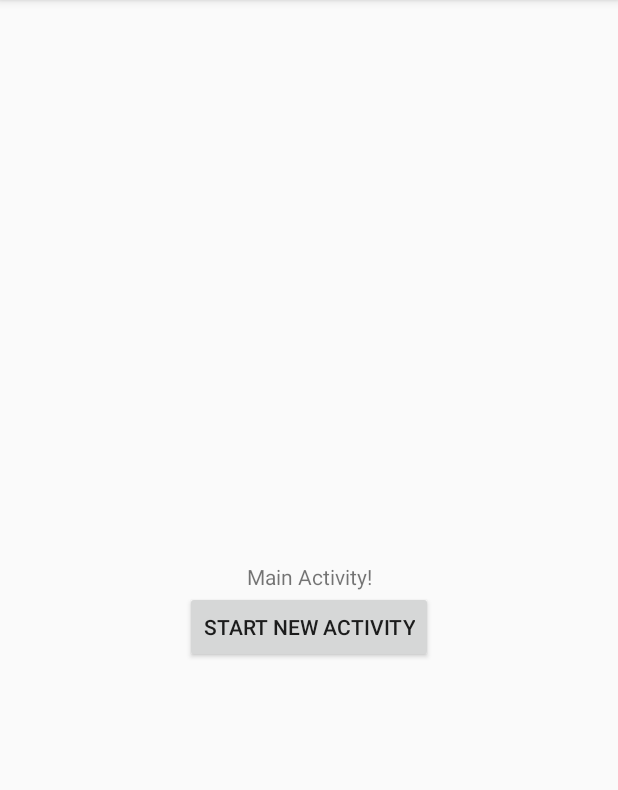
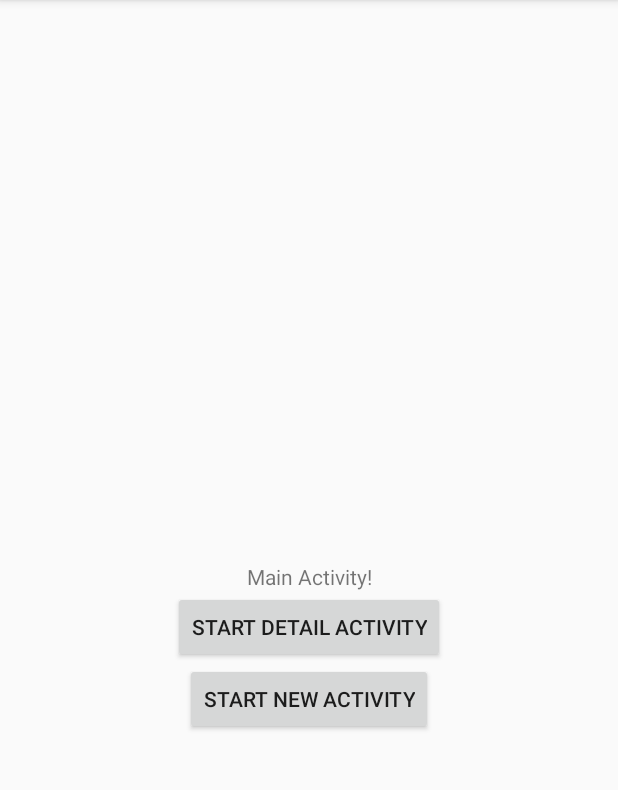
Before and after one commit to ShaishavGandhi/navigator, an Android app: the screen it shows after launch (MainActivity), on a phone screen of 412 x 824 dp, the part 84-874 px from its top. Run offline under Robolectric (Android 15) with nearby library versions, the phone set to English and light mode, and no system bars.

Commit message:
Bind elements to their respective variables
Signed-off-by: shaishavgandhi05 <shaishgandhi@gmail.com>

```diff
--- a/app/build.gradle
+++ b/app/build.gradle
@@ -27,6 +27,7 @@ dependencies {
     implementation "org.jetbrains.kotlin:kotlin-stdlib-jre7:$kotlin_version"
     implementation 'com.android.support:appcompat-v7:27.1.1'
     implementation 'com.android.support.constraint:constraint-layout:1.1.0'
+    implementation 'com.android.support:design:27.1.1'
     testImplementation 'junit:junit:4.12'
     androidTestImplementation 'com.android.support.test:runner:1.0.2'
     androidTestImplementation 'com.android.support.test.espresso:espresso-core:3.0.2'
--- a/app/src/main/AndroidManifest.xml
+++ b/app/src/main/AndroidManifest.xml
@@ -16,7 +16,8 @@
                 <category android:name="android.intent.category.LAUNCHER" />
             </intent-filter>
         </activity>
-        <activity android:name=".DetailActivity"></activity>
+        <activity android:name=".DetailActivity" />
+        <activity android:name=".DetailActivity2"></activity>
     </application>
 
 </manifest>
--- a/app/src/main/java/com/shaishavgandhi/navigator/DetailActivity.kt
+++ b/app/src/main/java/com/shaishavgandhi/navigator/DetailActivity.kt
@@ -7,13 +7,13 @@ import android.widget.TextView
 
 class DetailActivity : AppCompatActivity() {
 
-    @Extra var whatever: Long? = null
+    @Extra protected var whatever: Long? = null
 
     override fun onCreate(savedInstanceState: Bundle?) {
         super.onCreate(savedInstanceState)
         setContentView(R.layout.activity_detail)
 
-        whatever = intent.extras.getLong("whatever")
+        Navigator.bind(this)
         findViewById<TextView>(R.id.whatever).text = "$whatever"
     }
 }
--- a/app/src/main/java/com/shaishavgandhi/navigator/MainActivity.kt
+++ b/app/src/main/java/com/shaishavgandhi/navigator/MainActivity.kt
@@ -15,7 +15,11 @@ class MainActivity : AppCompatActivity() {
         setContentView(R.layout.activity_main)
 
         findViewById<View>(R.id.button).setOnClickListener {
-            Navigator.startDetailActivity(this, 0L)
+            Navigator.startDetailActivity(this, 10L)
+        }
+
+        findViewById<View>(R.id.button2).setOnClickListener {
+            Navigator.startDetailActivity2(this, "Hello there!")
         }
 
     }
--- a/app/src/main/res/layout/activity_main.xml
+++ b/app/src/main/res/layout/activity_main.xml
@@ -12,8 +12,17 @@
         android:layout_height="wrap_content"
         app:layout_constraintLeft_toLeftOf="parent"
         app:layout_constraintRight_toRightOf="parent"
+        app:layout_constraintTop_toBottomOf="@+id/button2"
+        android:text="Start new activity"/>
+
+    <Button
+        android:id="@+id/button2"
+        android:layout_width="wrap_content"
+        android:layout_height="wrap_content"
+        app:layout_constraintLeft_toLeftOf="parent"
+        app:layout_constraintRight_toRightOf="parent"
         app:layout_constraintTop_toBottomOf="@+id/textview"
-        android:text="Start new activity"/>
+        android:text="Start detail activity"/>
 
     <TextView
         android:id="@+id/textview"
--- /dev/null
+++ b/app/src/main/res/values/dimens.xml
@@ -0,0 +1,3 @@
+<resources>
+    <dimen name="fab_margin">16dp</dimen>
+</resources>
--- a/app/src/main/res/values/strings.xml
+++ b/app/src/main/res/values/strings.xml
@@ -1,3 +1,4 @@
 <resources>
     <string name="app_name">Navigator</string>
+    <string name="title_activity_details2">DetailsActivity2</string>
 </resources>
```
Also changed, not shown: app/src/main/java/com/shaishavgandhi/navigator/DetailActivity2.java (added, +24 -0 lines), app/src/main/res/layout/activity_detail2.xml (added, +9 -0 lines), app/src/main/res/values/styles.xml (+9 -0 lines), compiler/src/main/java/com/shaishavgandhi/navigator/ExtraProcessor.java (+6 -8 lines).
